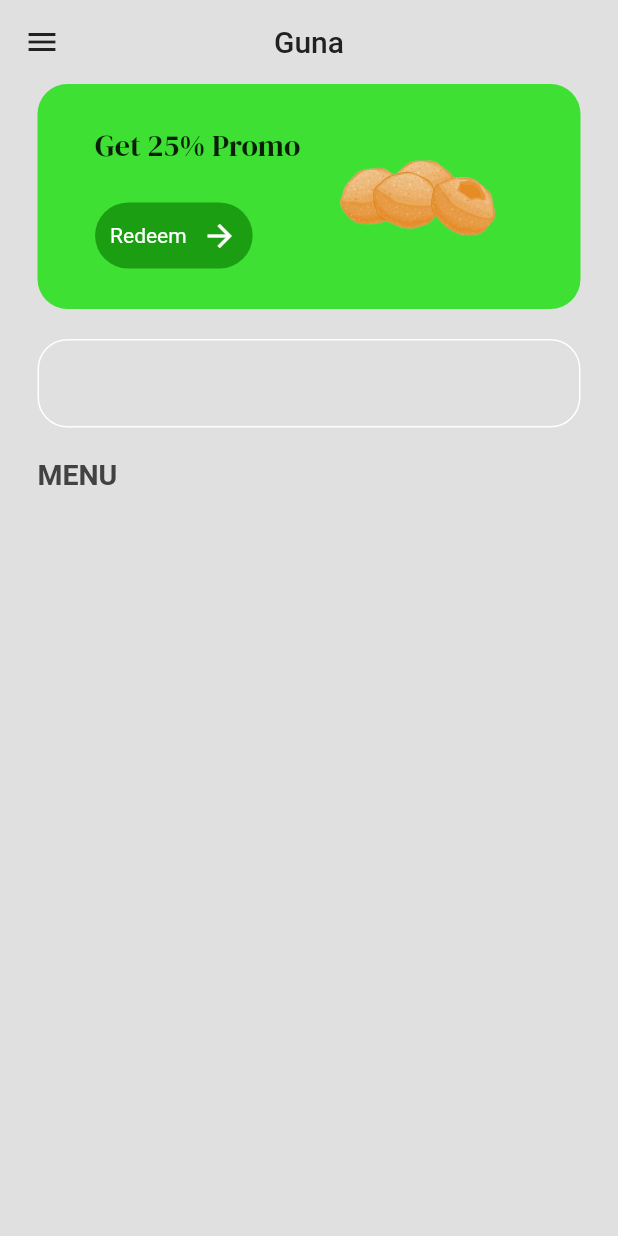
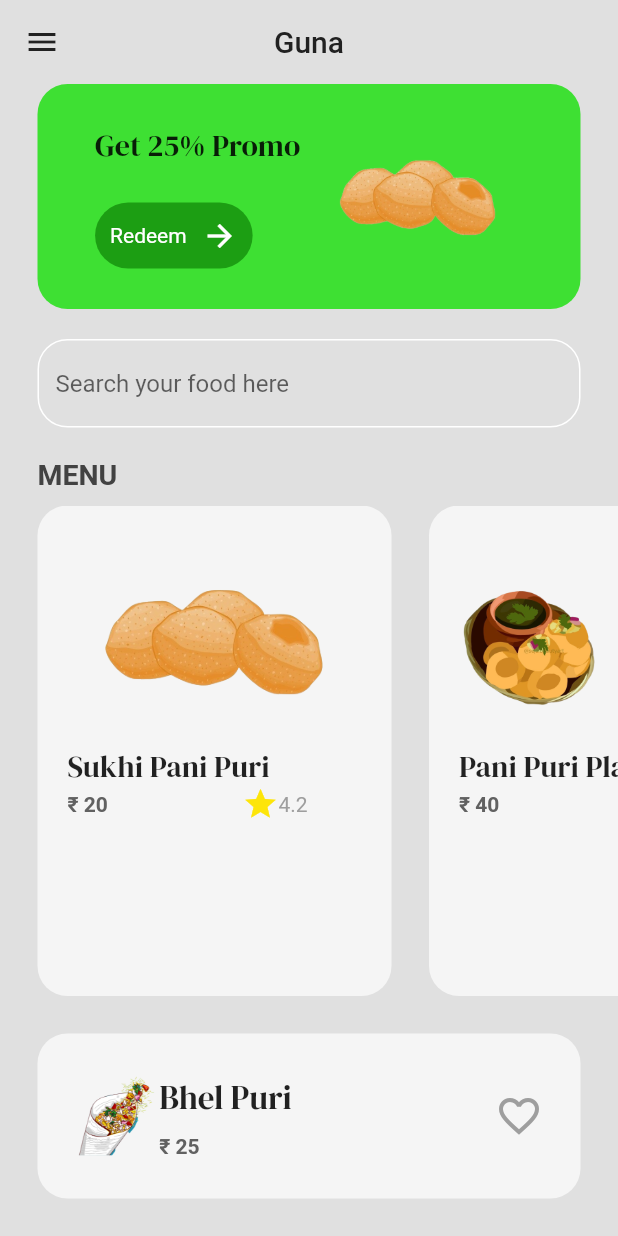
Before and after one commit to Sampurn44/panipuri, a Flutter app: the Menu screen opened by its route, on a phone screen of 412 x 824 dp. Run offline on Flutter 3.47's test engine with Material 2 defaults, Android fonts, the phone set to English and light mode, and no system bars; our stand-ins replace google_fonts.

Commit message:
added food items

```diff
--- /dev/null
+++ b/lib/components/foodtile.dart
@@ -0,0 +1,64 @@
+import 'package:flutter/material.dart';
+import 'package:google_fonts/google_fonts.dart';
+import 'package:panipuri/models/food.dart';
+
+class FoodTile extends StatelessWidget {
+  final Food food;
+  final void Function()? onTap;
+  const FoodTile({super.key, required this.food, required this.onTap});
+
+  @override
+  Widget build(BuildContext context) {
+    return GestureDetector(
+      onTap: onTap,
+      child: Container(
+        decoration: BoxDecoration(
+          color: Colors.grey[100],
+          borderRadius: BorderRadius.circular(20),
+        ),
+        margin: const EdgeInsets.only(left: 25),
+        padding: const EdgeInsets.all(
+          20,
+        ),
+        child: Column(
+          crossAxisAlignment: CrossAxisAlignment.start,
+          children: [
+            Image.asset(
+              food.imagepath,
+              height: 140,
+            ),
+            Text(
+              food.name,
+              style: GoogleFonts.dmSerifDisplay(fontSize: 20),
+            ),
+            SizedBox(
+              width: 160,
+              child: Row(
+                mainAxisAlignment: MainAxisAlignment.spaceBetween,
+                children: [
+                  Text(
+                    '₹ ${food.price}',
+                    style: TextStyle(
+                        fontWeight: FontWeight.bold, color: Colors.grey[700]),
+                  ),
+                  Row(
+                    children: [
+                      const Icon(
+                        Icons.star,
+                        color: Color.fromARGB(255, 253, 229, 9),
+                      ),
+                      Text(
+                        food.rating,
+                        style: const TextStyle(color: Colors.grey),
+                      ),
+                    ],
+                  )
+                ],
+              ),
+            ),
+          ],
+        ),
+      ),
+    );
+  }
+}
--- /dev/null
+++ b/lib/models/food.dart
@@ -0,0 +1,19 @@
+import 'package:flutter/material.dart';
+
+class Food {
+  String name;
+  String price;
+  String imagepath;
+  String rating;
+
+  Food({
+    required this.name,
+    required this.price,
+    required this.imagepath,
+    required this.rating,
+  });
+  String get _name => name;
+  String get _price => price;
+  String get _imagepath => imagepath;
+  String get _rating => rating;
+}
--- /dev/null
+++ b/lib/pages/fooddetails.dart
@@ -0,0 +1,10 @@
+import 'package:flutter/material.dart';
+
+class fooddetails extends StatelessWidget {
+  const fooddetails({super.key});
+
+  @override
+  Widget build(BuildContext context) {
+    return Container();
+  }
+}
--- a/lib/pages/menu.dart
+++ b/lib/pages/menu.dart
@@ -1,10 +1,47 @@
 import 'package:flutter/material.dart';
 import 'package:google_fonts/google_fonts.dart';
 import 'package:panipuri/components/button.dart';
+import 'package:panipuri/components/foodtile.dart';
+import 'package:panipuri/models/food.dart';
+import 'package:panipuri/pages/fooddetails.dart';
 import 'package:panipuri/theme/colorbutton.dart';
 
-class Menu extends StatelessWidget {
+class Menu extends StatefulWidget {
   const Menu({super.key});
+
+  @override
+  State<Menu> createState() => _MenuState();
+}
+
+class _MenuState extends State<Menu> {
+  List foodmenu = [
+    Food(
+        name: "Sukhi Pani Puri",
+        price: "20",
+        imagepath: "lib/images/sukhipuri.png",
+        rating: "4.2"),
+    Food(
+        name: "Pani Puri Plate",
+        price: "40",
+        imagepath: "lib/images/pani_puri-removebg-preview.png",
+        rating: "4.8"),
+    Food(
+        name: "Corn Pani Puri Plate",
+        price: "60",
+        imagepath: "lib/images/panipurifinal1.png",
+        rating: "4.1"),
+    Food(
+        name: "Dahi Puri Plate",
+        price: "55",
+        imagepath: "lib/images/dahipuri-removebg-preview.png",
+        rating: "4.6"),
+  ];
+  void navigateTofoodDetails(int index) {
+    Navigator.push(
+      context,
+      MaterialPageRoute(builder: (context) => fooddetails()),
+    );
+  }
 
   @override
   Widget build(BuildContext context) {
@@ -36,6 +73,7 @@ class Menu extends StatelessWidget {
               children: [
                 Column(
                   crossAxisAlignment: CrossAxisAlignment.start,
+                  mainAxisAlignment: MainAxisAlignment.spaceEvenly,
                   children: [
                     Text(
                       'Get 25% Promo',
@@ -70,7 +108,7 @@ class Menu extends StatelessWidget {
                     borderSide: const BorderSide(color: Colors.white),
                     borderRadius: BorderRadius.circular(20),
                   ),
-              ),
+                  hintText: "Search your food here"),
             ),
           ),
           const SizedBox(
@@ -89,8 +127,71 @@ class Menu extends StatelessWidget {
           const SizedBox(
             height: 10,
           ),
+          Expanded(
+            child: ListView.builder(
+              itemCount: foodmenu.length,
+              scrollDirection: Axis.horizontal,
+              itemBuilder: (context, index) =>
+                  FoodTile(food: foodmenu[index], onTap: () {}),
+            ),
+          ),
+          const SizedBox(
+            height: 25,
+          ),
+          Container(
+            decoration: BoxDecoration(
+              color: Colors.grey[100],
+              borderRadius: BorderRadius.circular(20),
+            ),
+            margin: const EdgeInsets.only(left: 25, right: 25, bottom: 25),
+            padding: EdgeInsets.all(25),
+            child: Row(
+              mainAxisAlignment: MainAxisAlignment.spaceBetween,
+              children: [
+                Row(
+                  children: [
+                    Image.asset(
+                      "lib/images/bhelpurifinal.png",
+                      height: 60,
+                    ),
+                    SizedBox(
+                      height: 20,
+                    ),
+                    Column(
+                      crossAxisAlignment: CrossAxisAlignment.start,
+                      children: [
+                        Text(
+                          "Bhel Puri",
+                          style: GoogleFonts.dmSerifDisplay(fontSize: 22),
+                        ),
+                        const SizedBox(
+                          height: 10,
+                        ),
+                        Text(
+                          '₹ 25',
+                          style: TextStyle(
+                              fontWeight: FontWeight.bold,
+                              color: Colors.grey[700]),
+                        ),
+                      ],
+                    ),
+                  ],
+                ),
+                Icon(
+                  Icons.favorite_border,
+                  color: Colors.grey,
+                  size: 32,
+                )
+              ],
+            ),
+          )
         ],
       ),
     );
   }
 }
+//Food(
+        // name: "Bhel Puri Plate",
+        // price: "25",
+        // imagepath: ,
+        // rating: "4.5"),
```
Also changed, not shown: lib/images/24273980_6915035.jpg (deleted), lib/images/bhelpurifinal.png (added), lib/images/dahipuri-removebg-preview.png (added), lib/images/dahipuri.jpg (added), lib/images/pani_puri-removebg-preview.png (added). Lines whose indentation alone changed are shown as unchanged.
